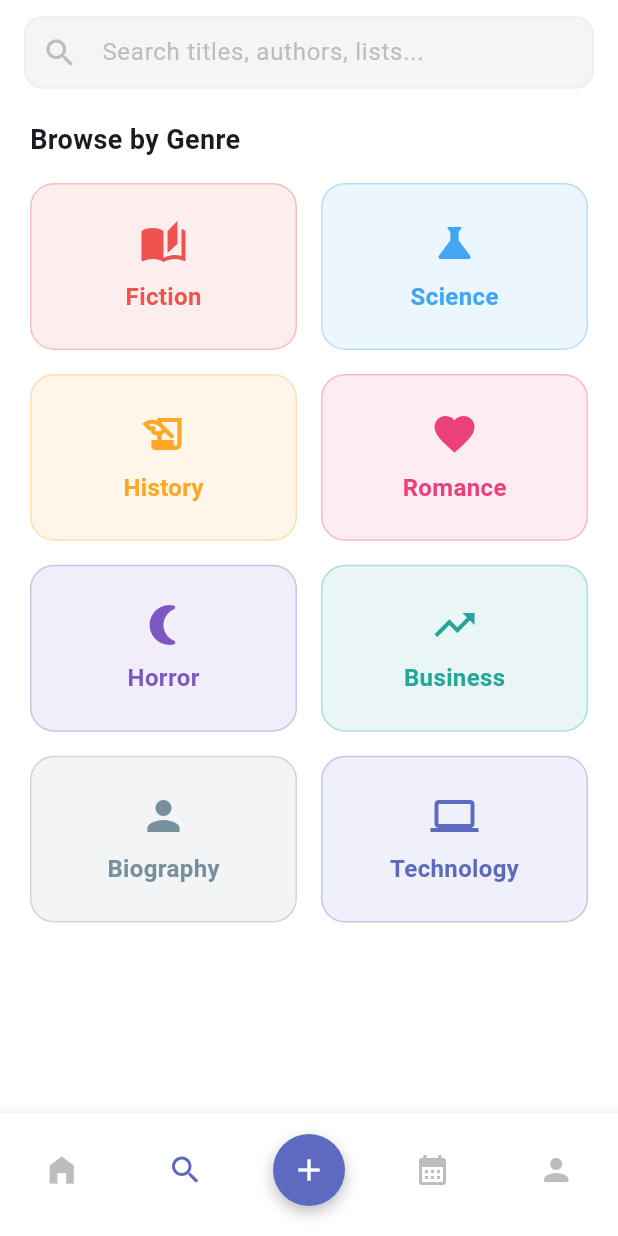
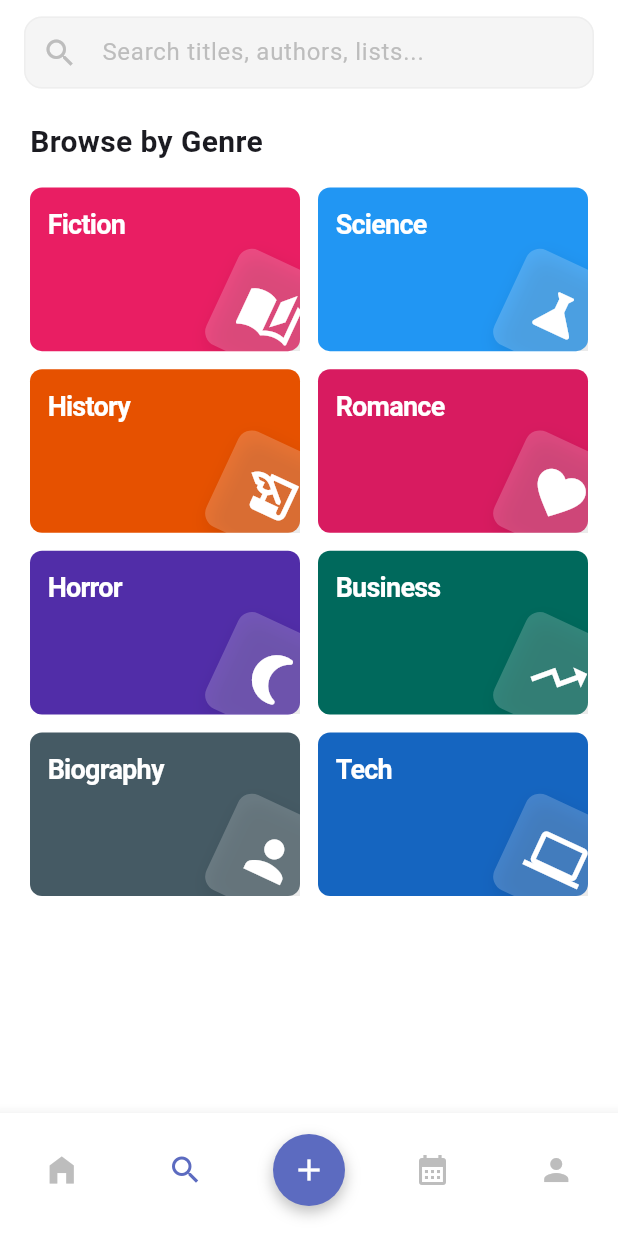
Before and after one commit to MuhFadhilH/PemrogMobileKlp8, a Flutter app: the screen it shows once a user with an empty profile is signed in, item 2 of the bottom bar chosen, on a phone screen of 412 x 824 dp. Run offline on Flutter 3.47's test engine with Material 3 defaults, Android fonts, the phone set to English and light mode, and no system bars; our stand-ins replace cloud_firestore, firebase_auth, firebase_core, flutter_local_notifications, timezone; accounts and stored records are empty; network calls fail.

Commit message:
update explore_screen

```diff
--- a/lib/screens/explore_screen.dart
+++ b/lib/screens/explore_screen.dart
@@ -1,14 +1,15 @@
 import 'package:flutter/material.dart';
+import 'dart:math' as math; // Import math untuk rotasi icon
 import '../models/book_model.dart';
-import '../models/book_list_model.dart'; // <-- PENTING: Untuk data list buku
+import '../models/book_list_model.dart';
 import '../services/api_service.dart';
 import 'book_list_detail_screen.dart';
 import 'detail_screen.dart';
-import 'genre_books_screen.dart'; // Import file baru tadi
-import '../services/firestore_service.dart'; // <-- PENTING: Untuk akses database
-import '../models/user_model.dart'; // <-- PENTING: Untuk data user
+import 'genre_books_screen.dart';
+import '../services/firestore_service.dart';
+import '../models/user_model.dart';
 import '../models/review_model.dart';
-import 'public_profile_screen.dart'; // <-- PENTING: Untuk data review
+import 'public_profile_screen.dart';
 
 class ExploreScreen extends StatefulWidget {
   const ExploreScreen({super.key});
@@ -23,25 +24,53 @@ class _ExploreScreenState extends State<ExploreScreen>
   final TextEditingController _searchController = TextEditingController();
   final FocusNode _searchFocusNode = FocusNode();
 
-  // PERBAIKAN: Default false, tapi tidak otomatis mati saat hilang fokus
   bool _isSearching = false;
 
   // State Tabs
   late TabController _tabController;
 
+  // DATA GENRE DENGAN WARNA VIBRANT (Solid)
   final List<Map<String, dynamic>> _genres = const [
-    {'name': 'Fiction', 'color': Color(0xFFEF5350), 'icon': Icons.auto_stories},
-    {'name': 'Science', 'color': Color(0xFF42A5F5), 'icon': Icons.science},
-    {'name': 'History', 'color': Color(0xFFFFA726), 'icon': Icons.history_edu},
-    {'name': 'Romance', 'color': Color(0xFFEC407A), 'icon': Icons.favorite},
+    {
+      'name': 'Fiction',
+      'color': Color(0xFFE91E63),
+      'icon': Icons.auto_stories
+    }, // Pink
+    {
+      'name': 'Science',
+      'color': Color(0xFF2196F3),
+      'icon': Icons.science
+    }, // Blue
+    {
+      'name': 'History',
+      'color': Color(0xFFE65100),
+      'icon': Icons.history_edu
+    }, // Orange Dark
+    {
+      'name': 'Romance',
+      'color': Color(0xFFD81B60),
+      'icon': Icons.favorite
+    }, // Dark Pink
     {
       'name': 'Horror',
-      'color': Color(0xFF7E57C2),
+      'color': Color(0xFF512DA8),
       'icon': Icons.nightlight_round
-    },
-    {'name': 'Business', 'color': Color(0xFF26A69A), 'icon': Icons.trending_up},
-    {'name': 'Biography', 'color': Color(0xFF78909C), 'icon': Icons.person},
-    {'name': 'Technology', 'color': Color(0xFF5C6BC0), 'icon': Icons.computer},
+    }, // Deep Purple
+    {
+      'name': 'Business',
+      'color': Color(0xFF00695C),
+      'icon': Icons.trending_up
+    }, // Teal Dark
+    {
+      'name': 'Biography',
+      'color': Color(0xFF455A64),
+      'icon': Icons.person
+    }, // Blue Grey
+    {
+      'name': 'Tech',
+      'color': Color(0xFF1565C0),
+      'icon': Icons.computer
+    }, // Blue Dark
   ];
 
   @override
@@ -49,9 +78,6 @@ class _ExploreScreenState extends State<ExploreScreen>
     super.initState();
     _tabController = TabController(length: 5, vsync: this);
 
-    // PERBAIKAN LOGIKA LISTENER:
-    // Kita hanya mengaktifkan search saat fokus didapat.
-    // Tapi KITA TIDAK MEMATIKANNYA saat fokus hilang (biar bisa klik Tab).
     _searchFocusNode.addListener(() {
       if (_searchFocusNode.hasFocus) {
         setState(() {
@@ -61,11 +87,10 @@ class _ExploreScreenState extends State<ExploreScreen>
     });
   }
 
-  // Fungsi saat tombol "X" ditekan (Satu-satunya cara keluar mode search)
   void _clearSearch() {
     _searchController.clear();
     _searchFocusNode.unfocus();
-    setState(() => _isSearching = false); // Baru di sini kita matikan manual
+    setState(() => _isSearching = false);
   }
 
   @override
@@ -75,7 +100,6 @@ class _ExploreScreenState extends State<ExploreScreen>
       appBar: AppBar(
         backgroundColor: Colors.white,
         elevation: 0,
-        // PERBAIKAN TAMPILAN: AppBar sedikit lebih tinggi biar TabBar tidak sempit
         toolbarHeight: _isSearching ? 110 : 70,
         title: _buildSearchBar(),
         bottom: _isSearching
@@ -85,7 +109,6 @@ class _ExploreScreenState extends State<ExploreScreen>
                 unselectedLabelColor: Colors.grey,
                 indicatorColor: const Color(0xFF5C6BC0),
                 isScrollable: true,
-                // Tambahkan onTap agar keyboard turun saat pilih tab (Opsional, biar rapi)
                 onTap: (_) => _searchFocusNode.unfocus(),
                 tabs: const [
                   Tab(text: "Books"),
@@ -105,7 +128,6 @@ class _ExploreScreenState extends State<ExploreScreen>
     return TextField(
       controller: _searchController,
       focusNode: _searchFocusNode,
-      // PERBAIKAN: Paksa aktifkan mode search saat ditekan
       onTap: () {
         setState(() => _isSearching = true);
       },
@@ -116,7 +138,6 @@ class _ExploreScreenState extends State<ExploreScreen>
         hintText: "Search titles, authors, lists...",
         hintStyle: TextStyle(color: Colors.grey[400]),
         prefixIcon: Icon(Icons.search, color: Colors.grey[400]),
-        // Tombol X hanya muncul jika mode searching aktif
         suffixIcon: _isSearching
             ? IconButton(
                 icon: const Icon(Icons.close, color: Colors.grey),
@@ -134,11 +155,7 @@ class _ExploreScreenState extends State<ExploreScreen>
     );
   }
 
-  // ... (Sisa kode _buildGenreBrowser dan _buildSearchResults SAMA SEPERTI SEBELUMNYA)
-  // Pastikan Anda menyalin sisa kode (method _buildGenreBrowser, _buildGenreCard, dll)
-  // yang sudah ada sebelumnya. Jika perlu saya kirim ulang full 1 file, beritahu saya.
-
-  // WIDGET 2: MODE NORMAL (BROWSE GENRE) - SCROLL MENYATU
+  // --- REVISI UTAMA: BROWSER GENRE GAYA SPOTIFY ---
   Widget _buildGenreBrowser() {
     return CustomScrollView(
       physics: const BouncingScrollPhysics(),
@@ -148,7 +165,7 @@ class _ExploreScreenState extends State<ExploreScreen>
             padding: EdgeInsets.fromLTRB(20, 10, 20, 16),
             child: Text(
               "Browse by Genre",
-              style: TextStyle(fontWeight: FontWeight.bold, fontSize: 18),
+              style: TextStyle(fontWeight: FontWeight.bold, fontSize: 20),
             ),
           ),
         ),
@@ -156,10 +173,10 @@ class _ExploreScreenState extends State<ExploreScreen>
           padding: const EdgeInsets.symmetric(horizontal: 20, vertical: 0),
           sliver: SliverGrid(
             gridDelegate: const SliverGridDelegateWithFixedCrossAxisCount(
-              crossAxisCount: 2,
-              crossAxisSpacing: 16,
-              mainAxisSpacing: 16,
-              childAspectRatio: 1.6,
+              crossAxisCount: 2, // 2 Kotak per baris
+              crossAxisSpacing: 12, // Jarak antar kolom
+              mainAxisSpacing: 12, // Jarak antar baris
+              childAspectRatio: 1.65, // Rasio lebar:tinggi (Persegi Panjang)
             ),
             delegate: SliverChildBuilderDelegate(
               (context, index) {
@@ -175,17 +192,18 @@ class _ExploreScreenState extends State<ExploreScreen>
     );
   }
 
+  // --- CARD STYLE BARU (MIRIP GAMBAR REFERENSI) ---
   Widget _buildGenreCard(Map<String, dynamic> genre) {
     return Container(
       decoration: BoxDecoration(
-        color: genre['color'].withValues(alpha : 0.1),
-        borderRadius: BorderRadius.circular(16),
-        border: Border.all(color: genre['color'].withValues(alpha : 0.3)),
+        color: genre['color'], // Warna Solid Vibrant
+        borderRadius:
+            BorderRadius.circular(8), // Sudut melengkung sedikit (4-8px)
       ),
       child: Material(
         color: Colors.transparent,
         child: InkWell(
-          borderRadius: BorderRadius.circular(16),
+          borderRadius: BorderRadius.circular(8),
           onTap: () {
             Navigator.push(
               context,
@@ -197,17 +215,49 @@ class _ExploreScreenState extends State<ExploreScreen>
               ),
             );
           },
-          child: Column(
-            mainAxisAlignment: MainAxisAlignment.center,
+          child: Stack(
+            clipBehavior: Clip.hardEdge, // Memotong icon yang keluar batas
             children: [
-              Icon(genre['icon'], size: 32, color: genre['color']),
-              const SizedBox(height: 8),
-              Text(
+              // 1. TEKS JUDUL (Kiri Atas)
+              Padding(
+                padding: const EdgeInsets.all(12.0),
+                child: Text(
                   genre['name'],
-                style: TextStyle(
-                  color: genre['color'],
+                  style: const TextStyle(
+                    color: Colors.white,
                     fontWeight: FontWeight.bold,
-                  fontSize: 16,
+                    fontSize: 18, // Font Besar
+                    letterSpacing: -0.5,
+                  ),
+                ),
+              ),
+
+              // 2. ICON BESAR (Kanan Bawah & Miring)
+              Positioned(
+                bottom: -10,
+                right: -15,
+                child: Transform.rotate(
+                  angle: 25 * (math.pi / 180), // Rotasi 25 derajat
+                  child: Container(
+                    width: 70,
+                    height: 70,
+                    decoration: BoxDecoration(
+                        color:
+                            Colors.white.withOpacity(0.2), // Kotak transparan
+                        borderRadius: BorderRadius.circular(10),
+                        boxShadow: [
+                          BoxShadow(
+                            color: Colors.black.withOpacity(0.1),
+                            blurRadius: 10,
+                            offset: const Offset(4, 4),
+                          )
+                        ]),
+                    child: Icon(
+                      genre['icon'],
+                      size: 40,
+                      color: Colors.white,
+                    ),
+                  ),
                 ),
               ),
             ],
@@ -224,21 +274,19 @@ class _ExploreScreenState extends State<ExploreScreen>
       controller: _tabController,
       children: [
         _SearchResultList(query: query, type: "books"),
-        _SearchResultList(query: query, type: "people"), // <-- Tambah Ini
+        _SearchResultList(query: query, type: "people"),
         _SearchResultList(query: query, type: "reviews"),
         _SearchResultList(query: query, type: "authors"),
         _SearchResultList(query: query, type: "lists"),
-        // Center(child: Text("Search Lists (Coming Soon)")),
       ],
     );
   }
 }
 
-// Helper Widget untuk Menampilkan Hasil Search (Biar kode rapi)
-// Helper Widget untuk Menampilkan Hasil Search
+// --- HELPER CLASS SEARCH (TIDAK BERUBAH) ---
 class _SearchResultList extends StatefulWidget {
   final String query;
-  final String type; // "books", "authors", dll
+  final String type;
 
   const _SearchResultList({required this.query, required this.type});
 
@@ -246,15 +294,12 @@ class _SearchResultList extends StatefulWidget {
   State<_SearchResultList> createState() => _SearchResultListState();
 }
 
-// Tambahkan 'AutomaticKeepAliveClientMixin' agar Tab tidak hancur saat digeser
 class _SearchResultListState extends State<_SearchResultList>
     with AutomaticKeepAliveClientMixin {
   final ApiService _apiService = ApiService();
-  final FirestoreService _firestoreService =
-      FirestoreService(); // Panggil Firestore
+  final FirestoreService _firestoreService = FirestoreService();
 
-  List<dynamic> _results =
-      []; // Dynamic karena isinya bisa Book, User, atau Review
+  List<dynamic> _results = [];
   bool _isLoading = false;
   bool _hasSearched = false;
 
@@ -282,28 +327,20 @@ class _SearchResultListState extends State<_SearchResultList>
 
     try {
       List<dynamic> res = [];
-
-      // LOGIKA SWITCH SESUAI TAB
       switch (widget.type) {
         case 'books':
           res = await _apiService.fetchBooks(widget.query);
           break;
-
         case 'authors':
-          // Google Books support pencarian khusus penulis "inauthor:nama"
           res = await _apiService.fetchBooks('inauthor:${widget.query}');
           break;
-
         case 'people':
           res = await _firestoreService.searchUsers(widget.query);
           break;
-
         case 'reviews':
           res = await _firestoreService.searchReviews(widget.query);
           break;
-
-        case 'lists': // <-- Tambahkan Case ini
-          // Pastikan Anda sudah uncomment Tab 'Lists' di AppBar
+        case 'lists':
           res = await _firestoreService.searchBookListModels(widget.query);
           break;
       }
@@ -343,20 +380,13 @@ class _SearchResultListState extends State<_SearchResultList>
       itemBuilder: (context, index) {
         final item = _results[index];
 
-        // TAMPILAN 1: BUKU & AUTHOR (Strukturnya sama: Book Model)
         if (widget.type == 'books' || widget.type == 'authors') {
           return _buildBookTile(item);
-        }
-        // TAMPILAN 2: PEOPLE (User Model)
-        else if (widget.type == 'people') {
+        } else if (widget.type == 'people') {
           return _buildUserTile(item);
-        }
-        // TAMPILAN 3: REVIEWS (Review Model)
-        else if (widget.type == 'reviews') {
+        } else if (widget.type == 'reviews') {
           return _buildReviewTile(item);
-        }
-        // TAMPILAN 4: LISTS / SHELVES
-        else if (widget.type == 'lists') {
+        } else if (widget.type == 'lists') {
           return _buildBookListModelTile(item);
         }
 
@@ -364,8 +394,6 @@ class _SearchResultListState extends State<_SearchResultList>
       },
     );
   }
-
-  // --- WIDGET TILE KHUSUS ---
 
   Widget _buildBookTile(Book book) {
     return ListTile(
@@ -396,7 +424,6 @@ class _SearchResultListState extends State<_SearchResultList>
   Widget _buildUserTile(UserModel user) {
     return ListTile(
       contentPadding: const EdgeInsets.symmetric(horizontal: 8, vertical: 4),
-      // Foto Profil
       leading: CircleAvatar(
         radius: 28,
         backgroundColor: Colors.grey[200],
@@ -406,10 +433,8 @@ class _SearchResultListState extends State<_SearchResultList>
             ? const Icon(Icons.person, color: Colors.grey)
             : null,
       ),
-      // Nama (Sekarang pasti muncul Ricardo)
       title: Text(user.displayName,
           style: const TextStyle(fontWeight: FontWeight.bold, fontSize: 16)),
-      // Navigasi saat ditekan (Tanpa tombol View)
       onTap: () {
         Navigator.push(
           context,
@@ -424,19 +449,16 @@ class _SearchResultListState extends State<_SearchResultList>
   Widget _buildReviewTile(Review review) {
     return GestureDetector(
       onTap: () {
-        // 1. Buat objek Book dari data Review
-        // Kita gunakan data yang ada saja, sisanya default/kosong
         final bookFromReview = Book(
           id: review.bookId,
           title: review.bookTitle,
           author: review.bookAuthor,
           thumbnailUrl: review.bookThumbnailUrl,
-          description: "Deskripsi tidak tersedia dari review.", // Placeholder
-          averageRating: 0, // Placeholder
+          description: "Deskripsi tidak tersedia dari review.",
+          averageRating: 0,
           infoLink: '',
         );
 
-        // 2. Navigasi ke DetailScreen
         Navigator.push(
           context,
           MaterialPageRoute(
@@ -450,18 +472,10 @@ Widget _buildReviewTile(Review review) {
           color: Colors.white,
           borderRadius: BorderRadius.circular(12),
           border: Border.all(color: Colors.grey.shade200),
-          boxShadow: [
-            BoxShadow(
-              color: Colors.grey.withOpacity(0.05),
-              blurRadius: 5,
-              offset: const Offset(0, 2),
-            ),
-          ],
         ),
         child: Column(
           crossAxisAlignment: CrossAxisAlignment.start,
           children: [
-            // Header: Foto Profil & Nama User
             Row(
               children: [
                 const CircleAvatar(
@@ -471,7 +485,7 @@ Widget _buildReviewTile(Review review) {
                 ),
                 const SizedBox(width: 8),
                 Text(
-                  review.username, // Nama User
+                  review.username,
                   style: const TextStyle(
                       fontWeight: FontWeight.bold, fontSize: 12),
                 ),
@@ -485,12 +499,9 @@ Widget _buildReviewTile(Review review) {
               ],
             ),
             const Divider(height: 16),
-
-            // Body: Cover Buku & Isi Review
             Row(
               crossAxisAlignment: CrossAxisAlignment.start,
               children: [
-                // Cover Buku
                 ClipRRect(
                   borderRadius: BorderRadius.circular(4),
                   child: Image.network(
@@ -503,8 +514,6 @@ Widget _buildReviewTile(Review review) {
                   ),
                 ),
                 const SizedBox(width: 12),
-
-                // Teks Review
                 Expanded(
                   child: Column(
                     crossAxisAlignment: CrossAxisAlignment.start,
@@ -537,7 +546,6 @@ Widget _buildReviewTile(Review review) {
   Widget _buildBookListModelTile(BookListModel list) {
     return GestureDetector(
       onTap: () {
-        // NAVIGASI KE DETAIL LIST
         Navigator.push(
           context,
           MaterialPageRoute(
@@ -546,92 +554,37 @@ Widget _buildReviewTile(Review review) {
         );
       },
       child: Container(
+        padding: const EdgeInsets.all(12),
         decoration: BoxDecoration(
           color: Colors.white,
           borderRadius: BorderRadius.circular(12),
           border: Border.all(color: Colors.grey.shade200),
-          boxShadow: [
-            BoxShadow(
-              color: Colors.grey.withOpacity(0.05),
-              blurRadius: 5,
-              offset: const Offset(0, 2),
         ),
-          ],
-        ),
-        child: Column(
-          mainAxisAlignment: MainAxisAlignment.center,
+        child: Row(
           children: [
-            // Preview Tumpukan (Stack Effect)
-            SizedBox(
-              width: 80,
-              height: 100,
-              child: Stack(
-                children: [
-                  if (list.previewImages.length > 1)
-                    Positioned(
-                      top: 0,
-                      left: 10,
-                      child: Container(
-                        width: 60,
-                        height: 90,
-                        decoration: BoxDecoration(
-                          color: Colors.grey[300],
-                          borderRadius: BorderRadius.circular(4),
-                        ),
-                      ),
-                    ),
-                  if (list.previewImages.isNotEmpty)
-                    Positioned(
-                      top: 10,
-                      left: 0,
-                      child: ClipRRect(
-                        borderRadius: BorderRadius.circular(4),
-                        child: Image.network(
-                          list.previewImages[0],
-                          width: 70,
-                          height: 90,
-                          fit: BoxFit.cover,
-                          errorBuilder: (_, __, ___) =>
-                              Container(color: Colors.grey[400]),
-                        ),
-                      ),
-                    )
-                  else
             Container(
-                      width: 70,
-                      height: 90,
+              width: 50,
+              height: 50,
               decoration: BoxDecoration(
                 color: Colors.grey[200],
-                        borderRadius: BorderRadius.circular(4),
+                borderRadius: BorderRadius.circular(8),
               ),
-                      child: const Icon(Icons.collections_bookmark,
-                          size: 40, color: Colors.grey),
+              child: list.coverUrl != null
+                  ? ClipRRect(
+                      borderRadius: BorderRadius.circular(8),
+                      child: Image.network(list.coverUrl!, fit: BoxFit.cover),
+                    )
+                  : const Icon(Icons.folder, color: Colors.grey),
             ),
+            const SizedBox(width: 12),
+            Column(
+              crossAxisAlignment: CrossAxisAlignment.start,
+              children: [
+                Text(list.title,
+                    style: const TextStyle(fontWeight: FontWeight.bold)),
+                Text("${list.bookCount} books",
+                    style: TextStyle(fontSize: 12, color: Colors.grey[600])),
               ],
-              ),
-            ),
-            const SizedBox(height: 12),
-
-            // Info List
-            Padding(
-              padding: const EdgeInsets.symmetric(horizontal: 8),
-              child: Column(
-                children: [
-                  Text(
-                    list.title,
-                    maxLines: 2,
-                    overflow: TextOverflow.ellipsis,
-                    textAlign: TextAlign.center,
-                    style: const TextStyle(
-                        fontWeight: FontWeight.bold, fontSize: 16),
-                  ),
-                  const SizedBox(height: 4),
-                  Text(
-                    "${list.bookCount} books",
-                    style: const TextStyle(color: Colors.grey, fontSize: 12),
-                  ),
-                ],
-              ),
             ),
           ],
         ),
```
Lines whose indentation alone changed are shown as unchanged.
